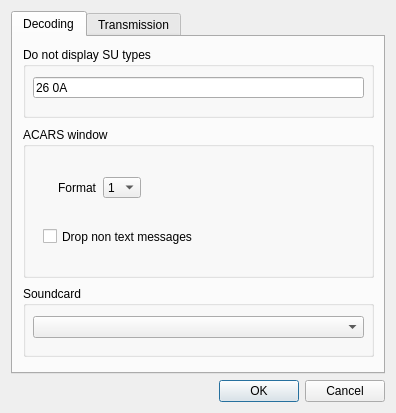
First picture: the form in JAERO/gui_classes/settingsdialog.ui, repository jontio/JAERO, before the edit.
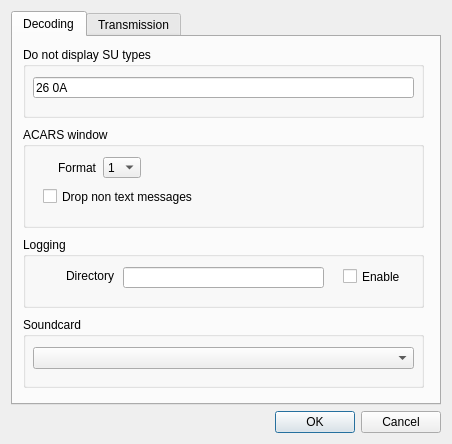
Second picture: the form after the edit.

```diff
--- a/JAERO/gui_classes/settingsdialog.ui
+++ b/JAERO/gui_classes/settingsdialog.ui
@@ -6,8 +6,8 @@
    <rect>
     <x>0</x>
     <y>0</y>
-    <width>396</width>
-    <height>413</height>
+    <width>452</width>
+    <height>444</height>
    </rect>
   </property>
   <property name="windowTitle">
@@ -31,7 +31,7 @@
         <rect>
          <x>10</x>
          <y>10</y>
-         <width>351</width>
+         <width>401</width>
          <height>71</height>
         </rect>
        </property>
@@ -43,7 +43,7 @@
          <rect>
           <x>10</x>
           <y>30</y>
-          <width>331</width>
+          <width>381</width>
           <height>21</height>
          </rect>
         </property>
@@ -57,8 +57,8 @@
         <rect>
          <x>10</x>
          <y>90</y>
-         <width>351</width>
-         <height>151</height>
+         <width>401</width>
+         <height>101</height>
         </rect>
        </property>
        <property name="title">
@@ -68,7 +68,7 @@
         <property name="geometry">
          <rect>
           <x>20</x>
-          <y>100</y>
+          <y>60</y>
           <width>201</width>
           <height>19</height>
          </rect>
@@ -81,7 +81,7 @@
         <property name="geometry">
          <rect>
           <x>25</x>
-          <y>48</y>
+          <y>28</y>
           <width>48</width>
           <height>25</height>
          </rect>
@@ -109,7 +109,7 @@
         <property name="geometry">
          <rect>
           <x>80</x>
-          <y>50</y>
+          <y>30</y>
           <width>38</width>
           <height>21</height>
          </rect>
@@ -144,8 +144,8 @@
        <property name="geometry">
         <rect>
          <x>10</x>
-         <y>249</y>
-         <width>351</width>
+         <y>280</y>
+         <width>401</width>
          <height>71</height>
         </rect>
        </property>
@@ -157,12 +157,76 @@
          <rect>
           <x>10</x>
           <y>30</y>
-          <width>331</width>
+          <width>381</width>
           <height>22</height>
          </rect>
         </property>
        </widget>
       </widget>
+      <widget class="QGroupBox" name="groupBox_6">
+       <property name="geometry">
+        <rect>
+         <x>10</x>
+         <y>200</y>
+         <width>401</width>
+         <height>71</height>
+        </rect>
+       </property>
+       <property name="title">
+        <string>Logging</string>
+       </property>
+       <widget class="QLineEdit" name="lineEditlogdir">
+        <property name="geometry">
+         <rect>
+          <x>100</x>
+          <y>30</y>
+          <width>201</width>
+          <height>21</height>
+         </rect>
+        </property>
+       </widget>
+       <widget class="QCheckBox" name="checkBoxlogenable">
+        <property name="geometry">
+         <rect>
+          <x>320</x>
+          <y>30</y>
+          <width>71</width>
+          <height>19</height>
+         </rect>
+        </property>
+        <property name="text">
+         <string>Enable</string>
+        </property>
+       </widget>
+       <widget class="QLabel" name="label_9">
+        <property name="geometry">
+         <rect>
+          <x>10</x>
+          <y>26</y>
+          <width>81</width>
+          <height>25</height>
+         </rect>
+        </property>
+        <property name="minimumSize">
+         <size>
+          <width>0</width>
+          <height>25</height>
+         </size>
+        </property>
+        <property name="maximumSize">
+         <size>
+          <width>16777215</width>
+          <height>25</height>
+         </size>
+        </property>
+        <property name="text">
+         <string>Directory</string>
+        </property>
+        <property name="alignment">
+         <set>Qt::AlignRight|Qt::AlignTrailing|Qt::AlignVCenter</set>
+        </property>
+       </widget>
+      </widget>
      </widget>
      <widget class="QWidget" name="Transmission">
       <attribute name="title">
```
